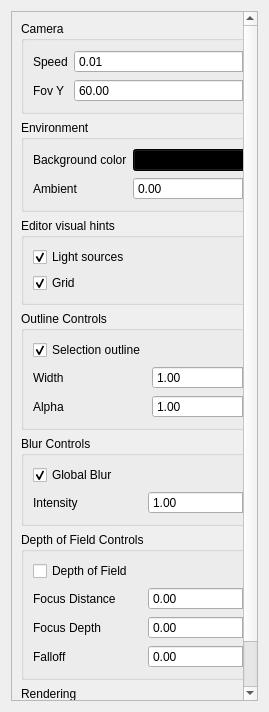
Before: the Qt Designer form Project3Root/Project3/ui/miscsettingswidget.ui in MarcFly/AGP-ShaderLearning, drawn with Qt 5.
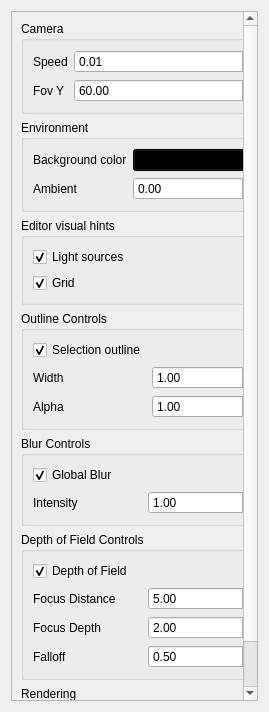
After: the same form once the commit is applied.

What changed in the file:
```diff
--- a/Project3Root/Project3/ui/miscsettingswidget.ui
+++ b/Project3Root/Project3/ui/miscsettingswidget.ui
@@ -252,6 +252,9 @@
             <property name="text">
              <string>Depth of Field</string>
             </property>
+            <property name="checked">
+             <bool>true</bool>
+            </property>
            </widget>
           </item>
           <item row="1" column="0">
@@ -262,7 +265,17 @@
            </widget>
           </item>
           <item row="1" column="1">
-           <widget class="QDoubleSpinBox" name="distSpin"/>
+           <widget class="QDoubleSpinBox" name="distSpin">
+            <property name="maximum">
+             <double>9999.000000000000000</double>
+            </property>
+            <property name="singleStep">
+             <double>0.500000000000000</double>
+            </property>
+            <property name="value">
+             <double>5.000000000000000</double>
+            </property>
+           </widget>
           </item>
           <item row="2" column="0">
            <widget class="QLabel" name="label_10">
@@ -272,7 +285,17 @@
            </widget>
           </item>
           <item row="2" column="1">
-           <widget class="QDoubleSpinBox" name="depthSpin"/>
+           <widget class="QDoubleSpinBox" name="depthSpin">
+            <property name="maximum">
+             <double>9999.000000000000000</double>
+            </property>
+            <property name="singleStep">
+             <double>0.500000000000000</double>
+            </property>
+            <property name="value">
+             <double>2.000000000000000</double>
+            </property>
+           </widget>
           </item>
           <item row="3" column="0">
            <widget class="QLabel" name="label_11">
@@ -282,7 +305,17 @@
            </widget>
           </item>
           <item row="3" column="1">
-           <widget class="QDoubleSpinBox" name="falloffSpin"/>
+           <widget class="QDoubleSpinBox" name="falloffSpin">
+            <property name="maximum">
+             <double>1.000000000000000</double>
+            </property>
+            <property name="singleStep">
+             <double>0.050000000000000</double>
+            </property>
+            <property name="value">
+             <double>0.500000000000000</double>
+            </property>
+           </widget>
           </item>
          </layout>
         </widget>
```
